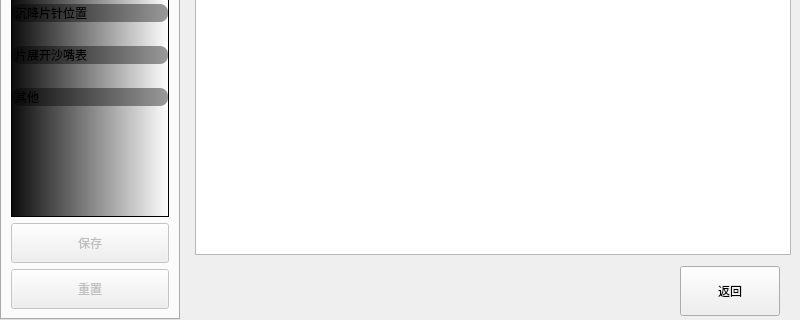
httpftpli/mdimh, file paramform.ui: the form before one commit; both pictures show x 0 to 800 and y 280 to 600 of the 800 by 600 pixel window.
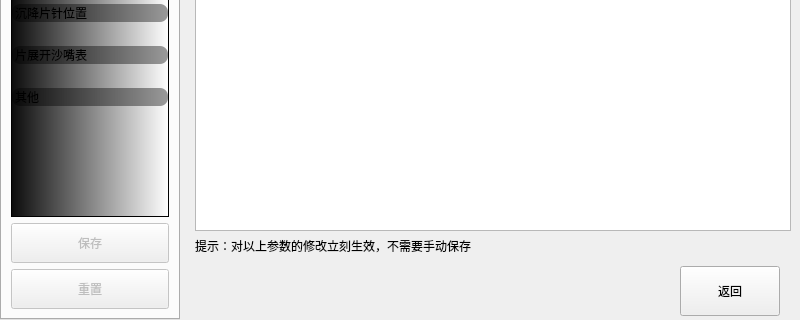
The form after the commit. The open tabs and pages were chosen to show the change. Icons and pictures are not drawn. Custom widgets are drawn as their Qt base class.

```diff
--- a/paramform.ui
+++ b/paramform.ui
@@ -1087,7 +1087,7 @@
         </layout>
        </widget>
        <widget class="QWidget" name="page_fzyc">
-        <layout class="QHBoxLayout" name="horizontalLayout_3">
+        <layout class="QVBoxLayout" name="verticalLayout_4">
          <item>
           <widget class="QTableView" name="tableView_fzyc">
            <property name="verticalScrollBarPolicy">
@@ -1107,6 +1107,13 @@
            </attribute>
           </widget>
          </item>
+         <item>
+          <widget class="QLabel" name="label_14">
+           <property name="text">
+            <string>提示：对以上参数的修改立刻生效，不需要手动保存</string>
+           </property>
+          </widget>
+         </item>
         </layout>
        </widget>
        <widget class="QWidget" name="page_gzcs"/>
```
Left out of the diff: 9 changed lines with no effect on the pictures.
